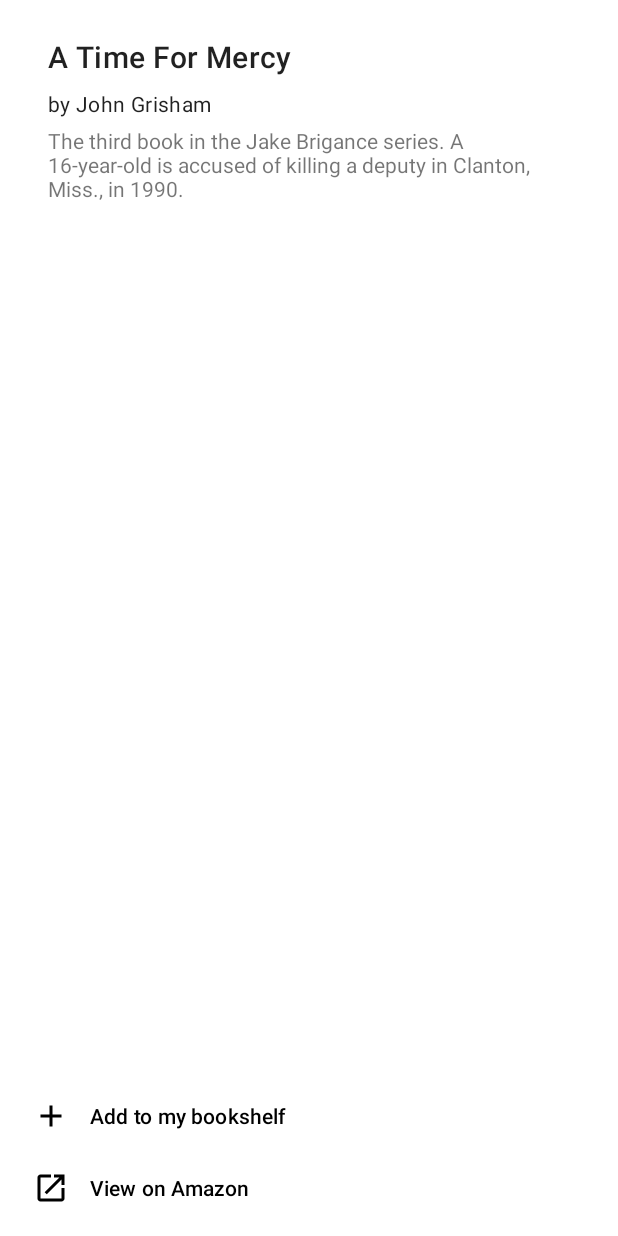
After one commit to lilymtang/judge-a-book-by-its-cover, an Android app: the layout detail.xml on its own in the app's theme, with its tools: preview values and no code run, on a phone screen of 412 x 824 dp. The commit adds this screen. Run offline under Robolectric (Android 15) with nearby library versions, the phone set to English and light mode, and no system bars.

Commit message:
feat: first iteration of book detail layout

```diff
--- a/app/build.gradle
+++ b/app/build.gradle
@@ -54,5 +54,5 @@ dependencies {
     implementation 'com.github.bumptech.glide:glide:4.9.0'
     annotationProcessor 'com.github.bumptech.glide:compiler:4.9.0'
 
-    implementation 'org.jetbrains.kotlinx:kotlinx-coroutines-android:1.3.9'
+    implementation 'com.google.android.material:material:1.1.0-alpha02'
 }
--- /dev/null
+++ b/app/src/main/res/drawable/ic_baseline_add_24.xml
@@ -0,0 +1,5 @@
+<vector android:height="24dp" android:tint="#272727"
+    android:viewportHeight="24" android:viewportWidth="24"
+    android:width="24dp" xmlns:android="http://schemas.android.com/apk/res/android">
+    <path android:fillColor="@android:color/white" android:pathData="M19,13h-6v6h-2v-6H5v-2h6V5h2v6h6v2z"/>
+</vector>
--- /dev/null
+++ b/app/src/main/res/drawable/ic_baseline_launch_24.xml
@@ -0,0 +1,5 @@
+<vector android:height="24dp" android:tint="#272727"
+    android:viewportHeight="24" android:viewportWidth="24"
+    android:width="24dp" xmlns:android="http://schemas.android.com/apk/res/android">
+    <path android:fillColor="@android:color/white" android:pathData="M19,19H5V5h7V3H5c-1.11,0 -2,0.9 -2,2v14c0,1.1 0.89,2 2,2h14c1.1,0 2,-0.9 2,-2v-7h-2v7zM14,3v2h3.59l-9.83,9.83 1.41,1.41L19,6.41V10h2V3h-7z"/>
+</vector>
--- /dev/null
+++ b/app/src/main/res/layout/detail.xml
@@ -0,0 +1,63 @@
+<?xml version="1.0" encoding="utf-8"?>
+<androidx.constraintlayout.widget.ConstraintLayout
+    xmlns:android="http://schemas.android.com/apk/res/android"
+    xmlns:app="http://schemas.android.com/apk/res-auto"
+    xmlns:tools="http://schemas.android.com/tools"
+    android:layout_width="match_parent"
+    android:layout_height="match_parent">
+
+    <com.google.android.material.textview.MaterialTextView
+        android:id="@+id/book_title"
+        android:layout_width="wrap_content"
+        android:layout_height="wrap_content"
+        android:layout_marginStart="32dp"
+        android:layout_marginLeft="32dp"
+        android:layout_marginTop="24dp"
+        android:textAppearance="?textAppearanceHeadline6"
+        tools:text="A Time For Mercy"
+        app:layout_constraintStart_toStartOf="parent"
+        app:layout_constraintTop_toTopOf="parent" />
+
+    <TextView
+        android:id="@+id/author"
+        android:layout_width="wrap_content"
+        android:layout_height="wrap_content"
+        android:layout_marginTop="8dp"
+        android:textAppearance="?textAppearanceBody2"
+        app:layout_constraintStart_toStartOf="@+id/book_title"
+        app:layout_constraintTop_toBottomOf="@+id/book_title"
+        tools:text="by John Grisham" />
+
+    <TextView
+        android:id="@+id/description"
+        android:layout_width="0dp"
+        android:layout_height="wrap_content"
+        android:layout_marginTop="8dp"
+        android:layout_marginEnd="32dp"
+        android:layout_marginRight="32dp"
+        android:includeFontPadding="false"
+        app:layout_constraintEnd_toEndOf="parent"
+        app:layout_constraintHorizontal_bias="0.0"
+        app:layout_constraintStart_toStartOf="@+id/author"
+        app:layout_constraintTop_toBottomOf="@+id/author"
+        tools:text="The third book in the Jake Brigance series. A 16-year-old is accused of killing a deputy in Clanton, Miss., in 1990." />
+
+    <com.google.android.material.navigation.NavigationView
+        android:id="@+id/options"
+        paddingBottomSystemWindowInsets="@{true}"
+        paddingLeftSystemWindowInsets="@{true}"
+        paddingRightSystemWindowInsets="@{true}"
+        android:layout_width="0dp"
+        android:layout_height="wrap_content"
+        android:layout_marginTop="20dp"
+        android:background="@android:color/transparent"
+        app:elevation="0dp"
+        app:layout_constraintBottom_toBottomOf="parent"
+        app:layout_constraintEnd_toEndOf="parent"
+        app:layout_constraintHorizontal_bias="0.0"
+        app:layout_constraintStart_toStartOf="parent"
+        app:layout_constraintTop_toBottomOf="@+id/description"
+        app:layout_constraintVertical_bias="1.0"
+        app:menu="@menu/book_detail" />
+
+</androidx.constraintlayout.widget.ConstraintLayout>
--- /dev/null
+++ b/app/src/main/res/menu/book_detail.xml
@@ -0,0 +1,17 @@
+<?xml version="1.0" encoding="utf-8"?>
+<menu xmlns:android="http://schemas.android.com/apk/res/android"
+    xmlns:app="http://schemas.android.com/apk/res-auto">
+
+    <item
+        android:id="@+id/menu_favorite"
+        android:icon="@drawable/ic_baseline_add_24"
+        android:title="@string/favorite"
+        app:showAsAction="always" />
+
+    <item
+        android:id="@+id/menu_view_on"
+        android:icon="@drawable/ic_baseline_launch_24"
+        android:title="@string/view_on"
+        app:showAsAction="always" />
+
+</menu>
--- /dev/null
+++ b/app/src/main/res/values/dimens.xml
@@ -0,0 +1,16 @@
+<?xml version="1.0" encoding="utf-8"?>
+<resources>
+    <dimen name="dp_8">8dp</dimen>
+    <dimen name="dp_16">16dp</dimen>
+    <dimen name="dp_24">24dp</dimen>
+    <dimen name="dp_32">32dp</dimen>
+    <dimen name="dp_40">40dp</dimen>
+    <dimen name="dp_48">48dp</dimen>
+    <dimen name="dp_56">56dp</dimen>
+    <dimen name="dp_64">64dp</dimen>
+    <dimen name="dp_72">72dp</dimen>
+    <dimen name="dp_80">80dp</dimen>
+    <dimen name="dp_160">160dp</dimen>
+
+    <dimen name="md_bottom_sheet_separator_top_margin">7dp</dimen>
+</resources>
--- a/app/src/main/res/values/strings.xml
+++ b/app/src/main/res/values/strings.xml
@@ -1,3 +1,5 @@
 <resources>
     <string name="app_name">Judge A Book By Its Cover</string>
+    <string name="favorite">Add to my bookshelf</string>
+    <string name="view_on">View on Amazon</string>
 </resources>
```
